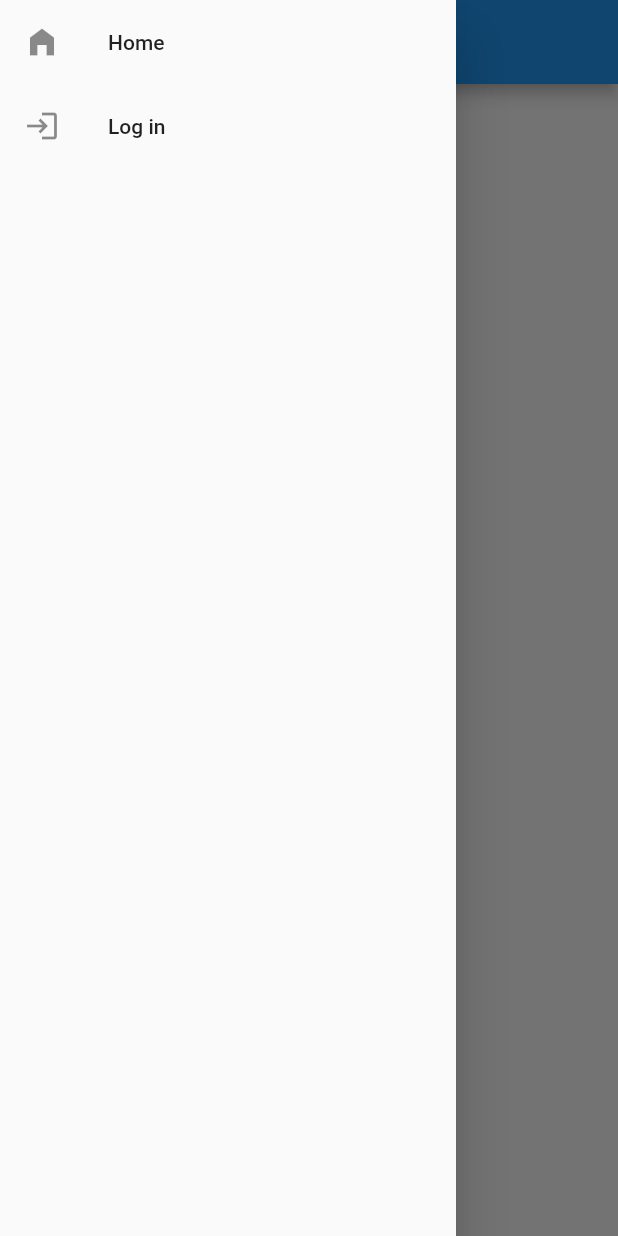
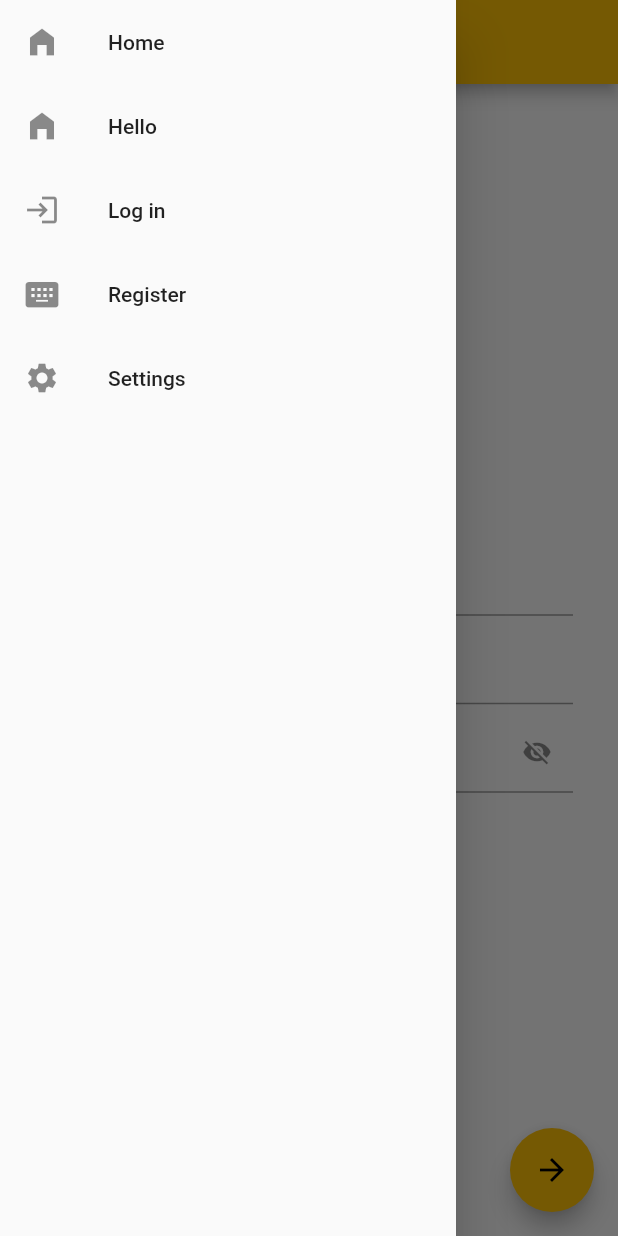
Before and after one commit to hernancardoso/flutter_basics, a Flutter app: the screen it shows after launch, with the side drawer open, on a phone screen of 412 x 824 dp. Run offline on Flutter 3.47's test engine with Material 2 defaults, Android fonts, the phone set to English and light mode, and no system bars.

Commit message:
add ebverything

```diff
--- a/lib/main.dart
+++ b/lib/main.dart
@@ -1,7 +1,11 @@
 import 'package:flutter/material.dart';
+import 'package:newapp/providers/estado.dart';
 import 'package:newapp/screens/hello.dart';
 import 'package:newapp/screens/login.dart';
-import 'package:newapp/utils/utils.dart';
+import 'package:newapp/screens/register.dart';
+import 'package:newapp/screens/settings_screen.dart';
+import 'package:newapp/screens/tabs_screen.dart';
+import 'package:provider/provider.dart';
 
 void main() {
   runApp(MyApp());
@@ -14,16 +18,30 @@ class MyApp extends StatelessWidget {
   Widget build(BuildContext context) {
     dynamic page;
 
-    return MaterialApp(
+    return ChangeNotifierProvider(
+      create: (context) => Estado(),
+      child: MaterialApp(
         debugShowCheckedModeBanner: false,
         title: 'Flutter Demo',
-      initialRoute: '/hello',
+        initialRoute: '/register',
+        theme: ThemeData(
+          primarySwatch: Colors.amber,
+        ),
         onGenerateRoute: (settings) {
+          if (settings.name == '/') {
+            page = TabsScreen();
+          }
           if (settings.name == '/login') {
             page = Login();
           }
           if (settings.name == "/hello") {
             page = Hello();
+          }
+          if (settings.name == "/settings") {
+            page = Settings();
+          }
+          if (settings.name == "/register") {
+            page = Register();
           }
 
           /*
@@ -50,8 +68,8 @@ class MyApp extends StatelessWidget {
                 var end = Offset.zero;
                 var curve = Curves.ease;
 
-              var tween =
-                  Tween(begin: begin, end: end).chain(CurveTween(curve: curve));
+                var tween = Tween(begin: begin, end: end)
+                    .chain(CurveTween(curve: curve));
 
                 return SlideTransition(
                   position: animation.drive(tween),
@@ -59,6 +77,7 @@ class MyApp extends StatelessWidget {
                 );
               });
         },
+      ),
     );
   }
 }
--- a/lib/navigation/navigation_drawer.dart
+++ b/lib/navigation/navigation_drawer.dart
@@ -1,6 +1,4 @@
 import 'package:flutter/material.dart';
-import 'package:newapp/screens/hello.dart';
-import 'package:newapp/screens/login.dart';
 
 class NavigationDrawer extends StatelessWidget {
   const NavigationDrawer({Key? key}) : super(key: key);
@@ -14,6 +12,13 @@ class NavigationDrawer extends StatelessWidget {
             leading: Icon(Icons.home_filled),
             title: Text('Home'),
             onTap: () {
+              Navigator.of(context).pushNamed('/');
+            },
+          ),
+          ListTile(
+            leading: Icon(Icons.home_filled),
+            title: Text('Hello'),
+            onTap: () {
               Navigator.of(context).pushNamed('/hello');
             },
           ),
@@ -24,6 +29,20 @@ class NavigationDrawer extends StatelessWidget {
               Navigator.of(context).pushNamed('/login');
             },
           ),
+          ListTile(
+            title: Text('Register'),
+            leading: Icon(Icons.keyboard_alt),
+            onTap: () {
+              Navigator.of(context).pushNamed('/register');
+            },
+          ),
+          ListTile(
+            title: Text('Settings'),
+            leading: Icon(Icons.settings),
+            onTap: () {
+              Navigator.of(context).pushNamed('/settings');
+            },
+          ),
         ],
       ),
     );
--- /dev/null
+++ b/lib/providers/estado.dart
@@ -0,0 +1,14 @@
+import 'package:flutter/material.dart';
+
+class Estado with ChangeNotifier {
+  var _notifications = false;
+
+  get notifications {
+    return _notifications;
+  }
+
+  set notifications(newValue) {
+    _notifications = newValue;
+    notifyListeners();
+  }
+}
--- /dev/null
+++ b/lib/screens/register.dart
@@ -0,0 +1,70 @@
+import 'package:flutter/material.dart';
+import 'package:newapp/navigation/navigation_drawer.dart';
+import 'package:newapp/widgets/password_form_field.dart';
+
+class Register extends StatefulWidget {
+  static const routeName = "/register";
+
+  Register({Key? key}) : super(key: key);
+
+  @override
+  _RegisterState createState() => _RegisterState();
+}
+
+class _RegisterState extends State<Register> {
+  final _form = GlobalKey<FormState>();
+  bool _hidePassword = true;
+
+  @override
+  Widget build(BuildContext context) {
+    return Container(
+      child: Scaffold(
+        appBar: AppBar(
+          title: Text('Register'),
+        ),
+        drawer: NavigationDrawer(),
+        floatingActionButton: FloatingActionButton(
+            onPressed: _saveForm, child: Icon(Icons.arrow_forward)),
+        body: Padding(
+          padding: const EdgeInsets.all(30.0),
+          child: Form(
+            key: _form,
+            child: Center(
+              child: SingleChildScrollView(
+                child: Column(
+                  mainAxisAlignment: MainAxisAlignment.center,
+                  children: <Widget>[
+                    TextFormField(
+                      validator: (value) =>
+                          !RegExp(r"^[a-zA-Z0-9.a-zA-Z0-9.!#$%&'*+-/=?^_`{|}~]+@[a-zA-Z0-9]+\.[a-zA-Z]+")
+                                  .hasMatch(value!)
+                              ? 'Enter a valid email'
+                              : null,
+                      decoration: InputDecoration(labelText: 'Email'),
+                      textInputAction: TextInputAction.next,
+                      onSaved: (_) {},
+                    ),
+                    TextFormField(
+                      decoration: InputDecoration(labelText: 'Testing'),
+                      textInputAction: TextInputAction.next,
+                      onSaved: (_) {},
+                    ),
+                    PasswordFormField(onSaved: (_) {
+                      print("CACA");
+                    }),
+                  ],
+                ),
+              ),
+            ),
+          ),
+        ),
+      ),
+    );
+  }
+
+  void _saveForm() {
+    if (_form.currentState!.validate()) {
+      _form.currentState!.save();
+    }
+  }
+}
--- /dev/null
+++ b/lib/widgets/password_form_field.dart
@@ -0,0 +1,46 @@
+import 'package:flutter/material.dart';
+
+class PasswordFormField extends StatefulWidget {
+  final onSaved;
+  final InputDecoration? inputDecoration;
+  PasswordFormField({Key? key, this.onSaved, this.inputDecoration})
+      : super(key: key);
+
+  @override
+  _PasswordFormFieldState createState() => _PasswordFormFieldState();
+}
+
+class _PasswordFormFieldState extends State<PasswordFormField> {
+  bool _hidePassword = false;
+  @override
+  Widget build(BuildContext context) {
+    return TextFormField(
+      validator: (value) {
+        if (value!.isEmpty) return 'Please enter a valid password';
+        if (value.length <= 5) return 'Password is too short';
+        return null;
+      },
+      decoration: InputDecoration(
+        labelText: 'Password',
+        suffixIcon: Listener(
+          onPointerDown: (_) => setState(() {
+            _hidePassword = false;
+          }),
+          onPointerUp: (_) => setState(() {
+            _hidePassword = true;
+          }),
+          child: Padding(
+            padding: EdgeInsets.only(top: 5.0),
+            child: Icon(
+              (_hidePassword) ? Icons.visibility : Icons.visibility_off,
+              size: 20,
+            ),
+          ),
+        ),
+      ),
+      textInputAction: TextInputAction.next,
+      obscureText: _hidePassword,
+      onSaved: (widget.onSaved),
+    );
+  }
+}
--- a/pubspec.yaml
+++ b/pubspec.yaml
@@ -3,7 +3,7 @@ description: A new Flutter project.
 
 # The following line prevents the package from being accidentally published to
 # pub.dev using `pub publish`. This is preferred for private packages.
-publish_to: 'none' # Remove this line if you wish to publish to pub.dev
+publish_to: "none" # Remove this line if you wish to publish to pub.dev
 
 # The following defines the version and build number for your application.
 # A version number is three numbers separated by dots, like 1.2.43
@@ -23,7 +23,7 @@ environment:
 dependencies:
   flutter:
     sdk: flutter
-
+  provider: ^5.0.0
 
   # The following adds the Cupertino Icons font to your application.
   # Use with the CupertinoIcons class for iOS style icons.
@@ -38,7 +38,6 @@ dev_dependencies:
 
 # The following section is specific to Flutter.
 flutter:
-
   # The following line ensures that the Material Icons font is
   # included with your application, so that you can use the icons in
   # the material Icons class.
```
Also changed, not shown: lib/screens/first_tab.dart (added, +27 -0 lines), lib/screens/login.dart (+52 -39 lines), lib/screens/second_tab.dart (added, +16 -0 lines), lib/screens/settings_screen.dart (added, +33 -0 lines), lib/screens/tabs_screen.dart (added, +52 -0 lines), pubspec.lock. Lines whose indentation alone changed are shown as unchanged.
